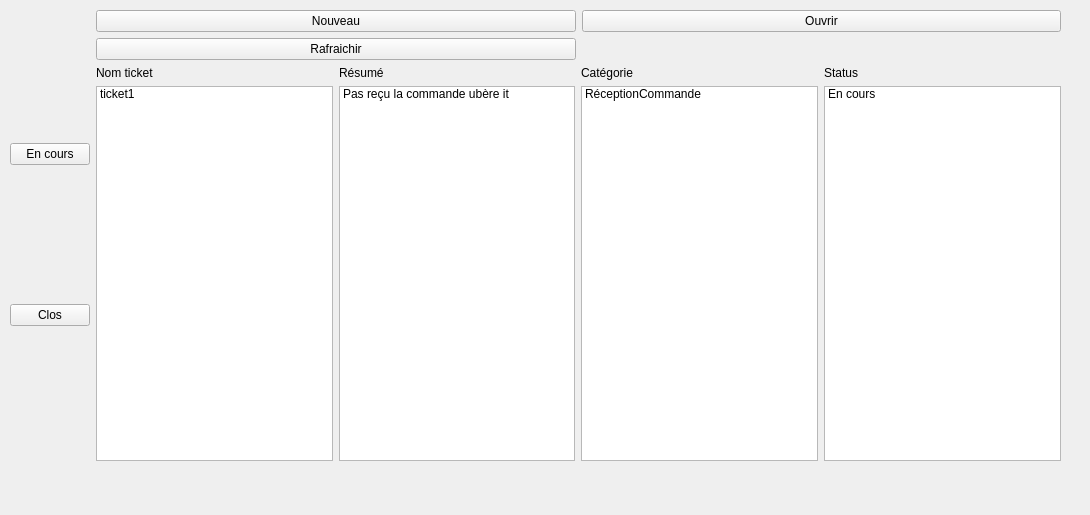
LudovicTagnon/EasyTicket, file src/vues/VueClient.ui: the form before one commit.
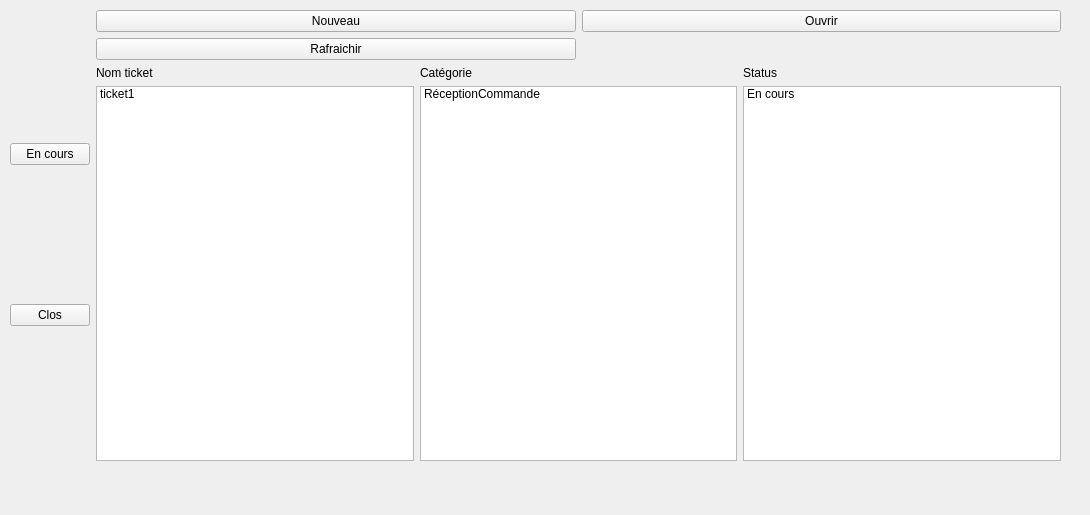
The form after the commit.

Commit message: Affichage des listes selon les attributs des tickets

```diff
--- a/src/vues/VueClient.ui
+++ b/src/vues/VueClient.ui
@@ -90,26 +90,6 @@
           </item>
          </layout>
         </item>
-        <item>
-         <layout class="QVBoxLayout" name="verticalLayout_4">
-          <item>
-           <widget class="QLabel" name="labelResumeTicket">
-            <property name="text">
-             <string>Résumé</string>
-            </property>
-           </widget>
-          </item>
-          <item>
-           <widget class="QListWidget" name="listWidgetResumeTicket">
-            <item>
-             <property name="text">
-              <string>Pas reçu la commande ubère it</string>
-             </property>
-            </item>
-           </widget>
-          </item>
-         </layout>
-        </item>
         <item>
          <layout class="QVBoxLayout" name="verticalLayout_2">
           <item>
```
The commit also changes 1 other file.
